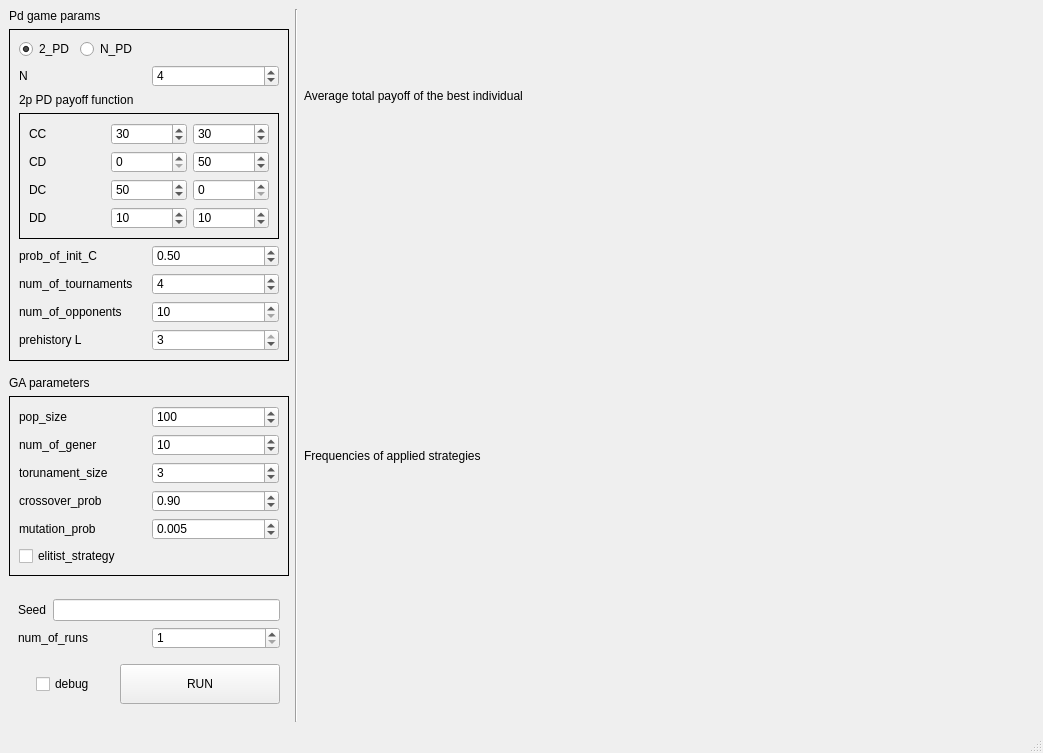
Above: ain_code/ui/main_window.ui from fishija/prisoners-dilemma before the change. Below: the same form after it.
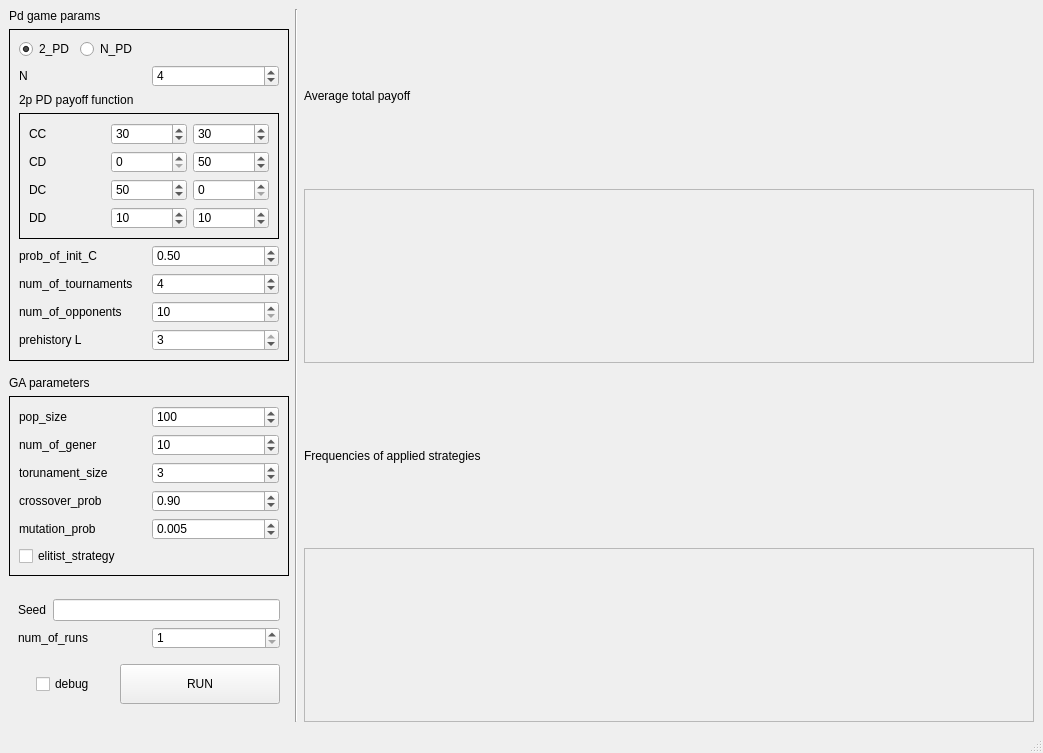
That is the form after the change.

```diff
--- a/ain_code/ui/main_window.ui
+++ b/ain_code/ui/main_window.ui
@@ -631,12 +631,19 @@
       <item>
        <widget class="QLabel" name="label_17">
         <property name="text">
-         <string>Average total payoff of the best individual</string>
+         <string>Average total payoff</string>
         </property>
        </widget>
       </item>
       <item>
-       <widget class="QWidget" name="avg_widget" native="true"/>
+       <widget class="QFrame" name="avg_frame">
+        <property name="frameShape">
+         <enum>QFrame::StyledPanel</enum>
+        </property>
+        <property name="frameShadow">
+         <enum>QFrame::Raised</enum>
+        </property>
+       </widget>
       </item>
       <item>
        <widget class="QLabel" name="label_18">
@@ -646,7 +653,14 @@
        </widget>
       </item>
       <item>
-       <widget class="QWidget" name="history_widget" native="true"/>
+       <widget class="QFrame" name="freq_frame">
+        <property name="frameShape">
+         <enum>QFrame::StyledPanel</enum>
+        </property>
+        <property name="frameShadow">
+         <enum>QFrame::Raised</enum>
+        </property>
+       </widget>
       </item>
      </layout>
     </item>
```
